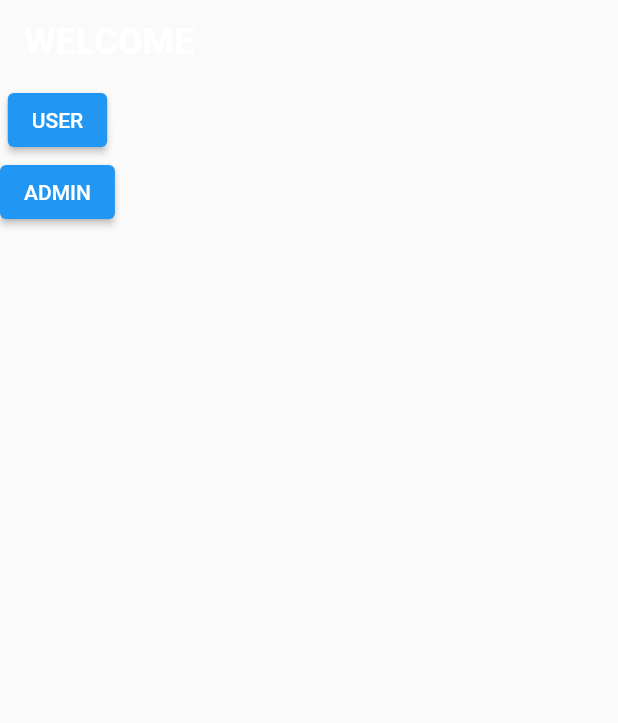
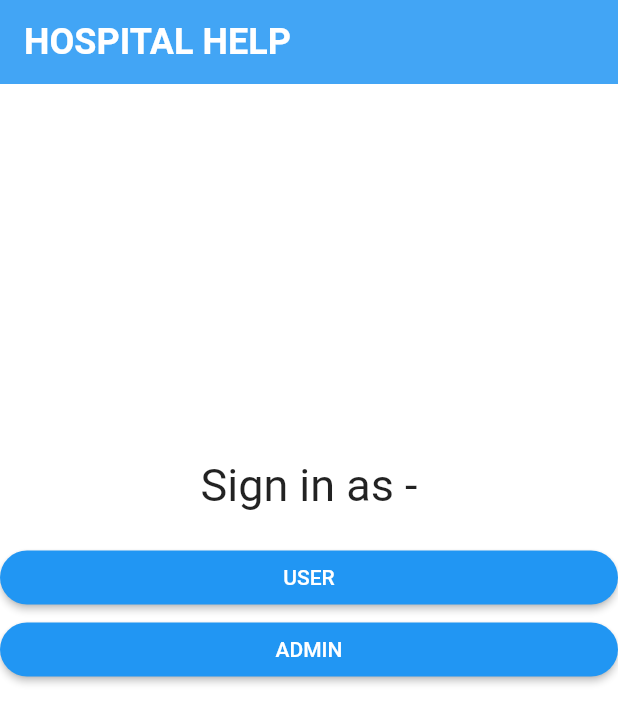
Before and after one commit to kapishupadhyay22/HOSPITAL-HELP, a Flutter app: the screen it shows after launch, on a phone screen of 412 x 824 dp. Shown: the top 723 px of the screen. Run offline on Flutter 3.47's test engine with Material 2 defaults, Android fonts, the phone set to English and light mode, and no system bars; our stand-ins replace firebase_auth, firebase_core; accounts and stored records are empty.

Commit message:
changes in first page style:

```diff
--- a/lib/screens/first_page.dart
+++ b/lib/screens/first_page.dart
@@ -1,8 +1,5 @@
 import 'package:flutter/material.dart';
-import 'package:flutter/src/widgets/container.dart';
-import 'package:flutter/src/widgets/framework.dart';
 import 'package:hospital_auth/screens/singin_screen.dart';
-
 import '../main.dart';
 
 class first_page extends StatefulWidget {
@@ -16,32 +13,60 @@ class _first_pageState extends State<first_page> {
   @override
   Widget build(BuildContext context) {
     return Scaffold(
+        backgroundColor: Colors.white,
         appBar: AppBar(
-          backgroundColor: Colors.transparent,
+          backgroundColor: Colors.blue.shade400,
           elevation: 0,
           title: const Text(
-            "WELCOME",
+            "HOSPITAL HELP",
             style: TextStyle(fontSize: 24, fontWeight: FontWeight.bold),
           ),
         ),
-        body: Column(
+        body: Center(
+            child: Column(
           children: <Widget>[
-            ElevatedButton(
-              child: Text("USER"),
-              onPressed: () {
-                a = 1;
-                Navigator.push(context,
-                    MaterialPageRoute(builder: (context) => SignInScreen()));
-              },
+            const SizedBox(
+              height: 250,
             ),
-            ElevatedButton(
-                child: Text("ADMIN"),
+            const Text(
+              "Sign in as -",
+              style: TextStyle(fontSize: 30),
+            ),
+            const SizedBox(
+              height: 20,
+            ),
+            SizedBox(
+              width: double.infinity,
+              child: ElevatedButton(
+                child: const Text("USER"),
+                style: ElevatedButton.styleFrom(
+                    shape: RoundedRectangleBorder(
+                        borderRadius: BorderRadius.circular(50))),
                 onPressed: () {
-                  a = 2;
-                  Navigator.push(context,
-                      MaterialPageRoute(builder: (context) => SignInScreen()));
-                }),
+                  a = 1;
+                  Navigator.push(
+                      context,
+                      MaterialPageRoute(
+                          builder: (context) => const SignInScreen()));
+                },
+              ),
+            ),
+            SizedBox(
+              width: double.infinity,
+              child: ElevatedButton(
+                  child: const Text("ADMIN"),
+                  style: ElevatedButton.styleFrom(
+                      shape: RoundedRectangleBorder(
+                          borderRadius: BorderRadius.circular(50))),
+                  onPressed: () {
+                    a = 2;
+                    Navigator.push(
+                        context,
+                        MaterialPageRoute(
+                            builder: (context) => const SignInScreen()));
+                  }),
+            ),
           ],
-        ));
+        )));
   }
 }
```
Also changed, not shown: 129 other files.
